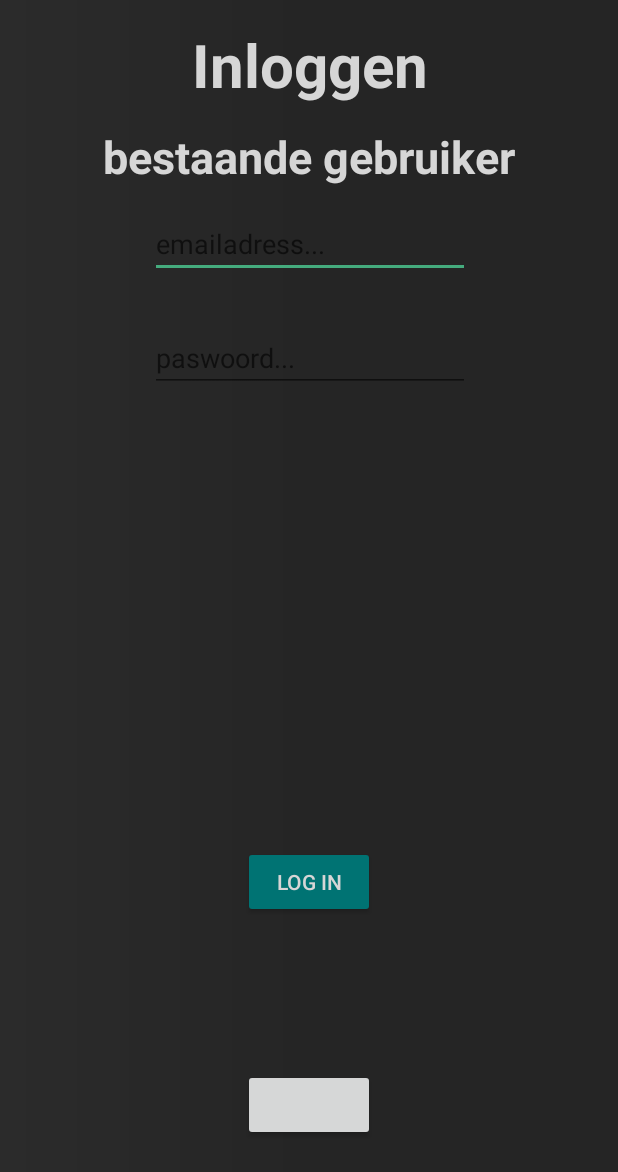
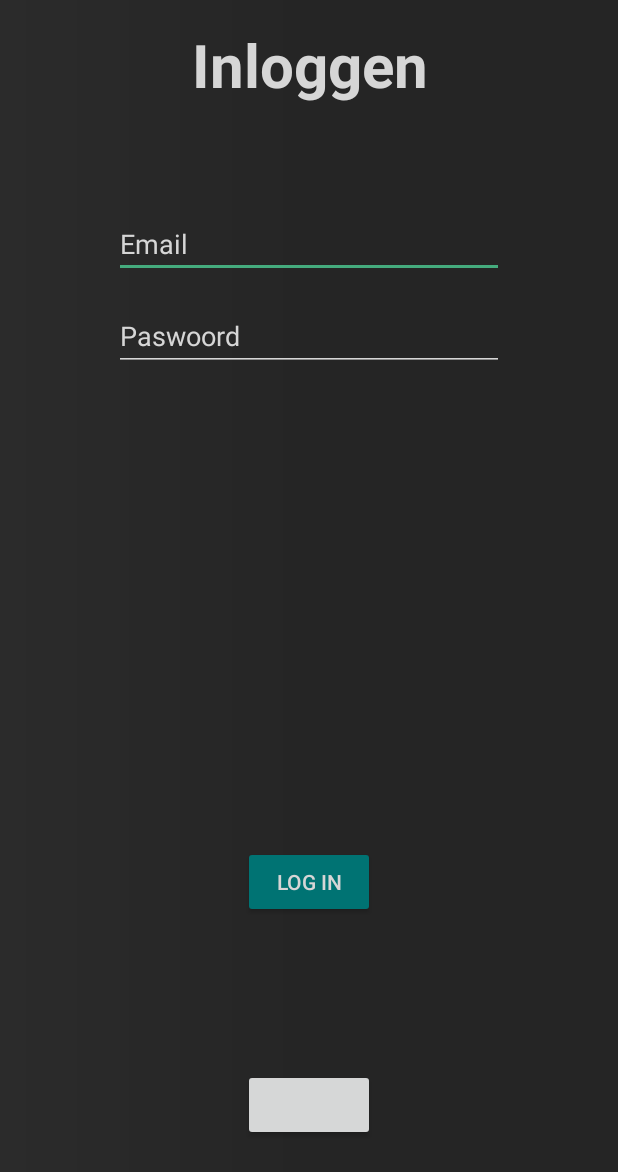
Before and after one commit to TiboRigole/MobileAppsProject, an Android app: the InlogActivity screen opened directly, with no data from a screen before it, on a phone screen of 412 x 824 dp. Shown: the top 1172 px of the screen. Run offline under Robolectric (Android 15) with nearby library versions, the phone set to English and light mode, and no system bars; our stand-ins replace Firebase (no records; nobody signed in at launch, a user with empty details on screens opened directly); libraries missing offline, so code that uses them is left out: com.facebook, com.facebook.login; plain views replace LoginButton; 4 statements that could not run were skipped.

Commit message:
gui inlogpagina

```diff
--- a/app/src/main/res/layout/activity_inlog.xml
+++ b/app/src/main/res/layout/activity_inlog.xml
@@ -15,20 +15,6 @@
         android:text="Inloggen"
         android:textColor="@color/colorText"
         android:textSize="40dp"
-        android:textStyle="bold"
-        app:layout_constraintEnd_toEndOf="parent"
-        app:layout_constraintHorizontal_bias="0.502"
-        app:layout_constraintStart_toStartOf="parent"
-        app:layout_constraintTop_toTopOf="parent" />
-
-    <TextView
-        android:id="@+id/txtViewTitel2"
-        android:layout_width="wrap_content"
-        android:layout_height="wrap_content"
-        android:layout_marginTop="84dp"
-        android:text="bestaande gebruiker"
-        android:textColor="@color/colorText"
-        android:textSize="30dp"
         android:textStyle="bold"
         app:layout_constraintEnd_toEndOf="parent"
         app:layout_constraintHorizontal_bias="0.502"
@@ -59,36 +45,35 @@
 
     <EditText
         android:id="@+id/editTextEmail"
-        android:layout_width="wrap_content"
+        android:layout_width="260dp"
         android:layout_height="wrap_content"
         android:layout_marginTop="140dp"
-        android:layout_marginBottom="8dp"
         android:ems="10"
-        android:hint="emailadress..."
+        android:hint="Email"
         android:inputType="textPersonName"
         android:textColor="@color/colorText"
         android:textColorHighlight="@color/colorText"
-        app:layout_constraintBottom_toTopOf="@+id/EditTextPaswoord"
-        app:layout_constraintEnd_toEndOf="parent"
-        app:layout_constraintHorizontal_bias="0.502"
-        app:layout_constraintStart_toStartOf="parent"
-        app:layout_constraintTop_toTopOf="parent"
-        app:layout_constraintVertical_bias="0.694" />
-
-    <EditText
-        android:id="@+id/editTextPaswoord"
-        android:layout_width="wrap_content"
-        android:layout_height="wrap_content"
-        android:layout_marginTop="216dp"
-        android:ems="10"
-        android:hint="paswoord..."
-        android:textColorHighlight="@color/colorText"
-        android:textColor="@color/colorText"
-        android:inputType="textPassword"
+        android:theme="@style/MyEditTextTheme"
         app:layout_constraintEnd_toEndOf="parent"
         app:layout_constraintHorizontal_bias="0.502"
         app:layout_constraintStart_toStartOf="parent"
         app:layout_constraintTop_toTopOf="parent" />
+
+    <EditText
+        android:id="@+id/editTextPaswoord"
+        android:layout_width="260dp"
+        android:layout_height="46dp"
+        android:layout_marginTop="16dp"
+        android:ems="10"
+        android:hint="Paswoord"
+        android:inputType="textPassword"
+        android:textColor="@color/colorText"
+        android:textColorHighlight="@color/colorText"
+        android:theme="@style/MyEditTextTheme"
+        app:layout_constraintEnd_toEndOf="parent"
+        app:layout_constraintHorizontal_bias="0.502"
+        app:layout_constraintStart_toStartOf="parent"
+        app:layout_constraintTop_toBottomOf="@+id/editTextEmail" />
 
     <Button
         android:id="@+id/logInButton"
```
